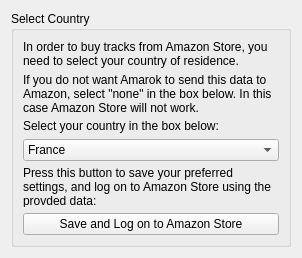
First picture: the form in src/services/amazon/AmazonWantCountryWidget.ui, repository KDE/amarok, before the edit.
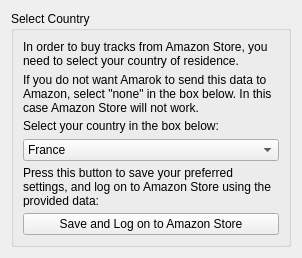
Second picture: the form after the edit.

The edit to the form file:
```diff
--- a/src/services/amazon/AmazonWantCountryWidget.ui
+++ b/src/services/amazon/AmazonWantCountryWidget.ui
@@ -123,7 +123,7 @@
       <item>
        <widget class="QLabel" name="label_4">
         <property name="text">
-         <string>Press this button to save your preferred settings, and log on to Amazon Store using the provded data:</string>
+         <string>Press this button to save your preferred settings, and log on to Amazon Store using the provided data:</string>
         </property>
         <property name="wordWrap">
          <bool>true</bool>
```
